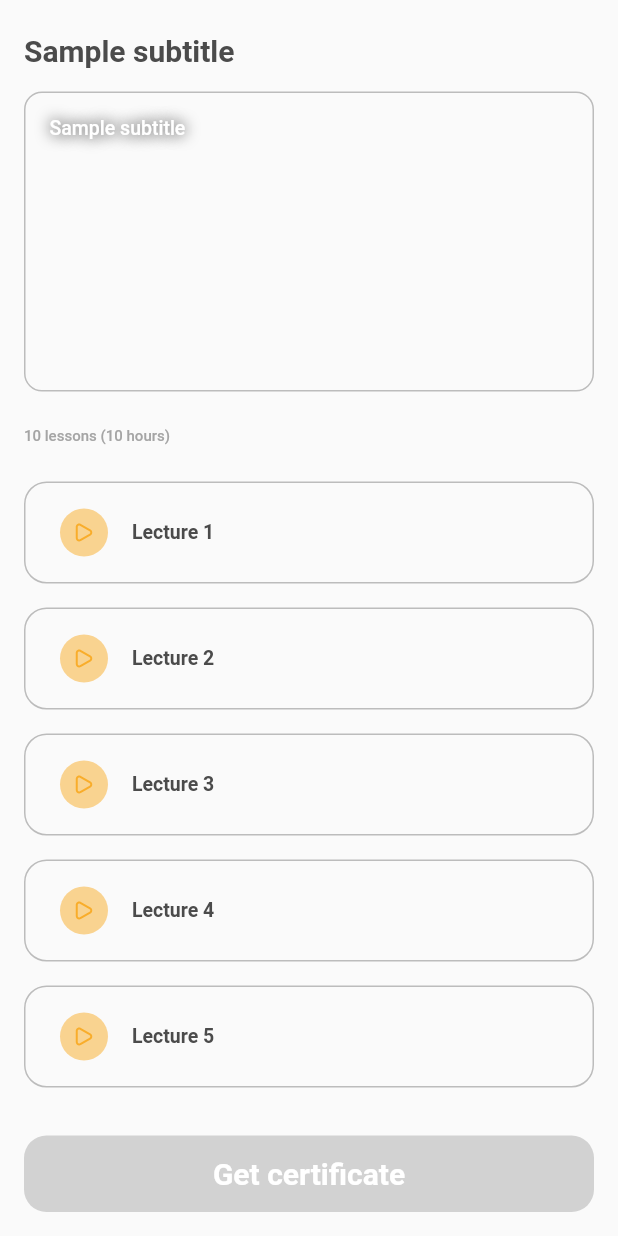
After one commit to Mikel-Kolaveri/edu_learn, a Flutter app: the EnrolledClassPage screen opened by its route, scrolled down 151 dp, after a tap on "Get certificate", on a phone screen of 412 x 824 dp. The commit adds this screen. Run offline on Flutter 3.47's test engine with Material 2 defaults, Android fonts, the phone set to English and light mode, and no system bars; our stand-ins replace flutter_riverpod, flutter_svg, go_router, shared_preferences; accounts and stored records are empty; Roboto replaces fonts that are missing (Plus Jakarta Sans).

Commit message:
add clickable lecture_items, add part of ui

```diff
--- a/lib/pages/class/src/lecture_item.dart
+++ b/lib/pages/class/src/lecture_item.dart
@@ -5,25 +5,40 @@ import 'package:edu_learn_app/utils/gap.dart';
 import 'package:flutter/material.dart';
 import 'package:flutter_svg/flutter_svg.dart';
 
-class LectureItem extends StatelessWidget {
-  const LectureItem(
-      {super.key, required this.lectureNumber, required this.onTap});
+enum _Type {
+  clickable,
+}
+
+class LectureItem extends StatefulWidget {
+  const LectureItem.clickable({super.key, required this.lectureNumber})
+      : __type = _Type.clickable;
+  const LectureItem({super.key, required this.lectureNumber}) : __type = null;
   final int lectureNumber;
-  final VoidCallback onTap;
+
+  final _Type? __type;
+
+  @override
+  State<LectureItem> createState() => _LectureItemState();
+}
+
+class _LectureItemState extends State<LectureItem> {
+  bool isWatched = false;
 
   @override
   Widget build(BuildContext context) {
-    return SizedBox(
+    final orangeHighOpacity = colors.orange.withAlpha(130);
+    Widget current = SizedBox(
       child: Padding(
         padding: const EdgeInsets.only(bottom: 16.0),
-        child: GestureDetector(
-          onTap: onTap,
         child: DecoratedBox(
           decoration: BoxDecoration(
+              color: isWatched ? orangeHighOpacity : Colors.transparent,
               borderRadius: const BorderRadius.all(
                 Radius.circular(15),
               ),
-                border: Border.all(color: colors.greyBorder, width: 0.5)),
+              border: Border.all(
+                  color: isWatched ? colors.orange : colors.greyBorder,
+                  width: 1)),
           child: Padding(
             padding: const EdgeInsets.symmetric(vertical: 16, horizontal: 24),
             child: Row(
@@ -31,23 +46,37 @@ class LectureItem extends StatelessWidget {
                 DecoratedBox(
                   decoration: BoxDecoration(
                       shape: BoxShape.circle,
-                        color: colors.orangeHighOpacity),
+                      color: isWatched ? Colors.white : orangeHighOpacity),
                   child: Padding(
-                      padding: const EdgeInsets.all(12.0),
-                      child: SvgPicture.asset(Assets.leacturePlayIcon),
-                    ),
+                      padding: const EdgeInsets.all(8.0),
+                      child: SizedBox(
+                        height: 20,
+                        child: isWatched
+                            ? Image.asset(Assets.tickIcon)
+                            : SvgPicture.asset(Assets.leacturePlayIcon),
+                      )),
                 ),
                 const GapH(16),
                 Text(
-                    'Lecture $lectureNumber',
-                    style: fonts.pjs13BlackW500,
+                  'Lecture ${widget.lectureNumber}',
+                  style:
+                      isWatched ? fonts.pjs13WhiteW500 : fonts.pjs13BlackW700,
                 ),
               ],
             ),
           ),
         ),
       ),
-      ),
     );
+
+    if (widget.__type == _Type.clickable) {
+      return GestureDetector(
+          onTap: () => setState(() {
+                isWatched = true;
+              }),
+          child: current);
+    } else {
+      return current;
     }
   }
+}
--- a/lib/pages/class/src/sample_lecture_list.dart
+++ b/lib/pages/class/src/sample_lecture_list.dart
@@ -5,7 +5,13 @@ class SampleLectureList {
     5,
     (index) => LectureItem(
       lectureNumber: index + 1,
-      onTap: () {},
+    ),
+  );
+
+  static final clickableList = List.generate(
+    5,
+    (index) => LectureItem.clickable(
+      lectureNumber: index + 1,
     ),
   );
 }
--- a/lib/pages/home/src/content_lists/freemium_class_list.dart
+++ b/lib/pages/home/src/content_lists/freemium_class_list.dart
@@ -12,6 +12,7 @@ class FreemiumClassList extends StatelessWidget {
     final cardList = [
       ClassCardWidget(
         classCard: ClassCard(
+          classLevel: 'Beginner',
           image:
               Image.asset(Assets.classImageDigitalMarketing, fit: BoxFit.cover),
           title: 'Digital Marketing for beginners',
@@ -28,6 +29,7 @@ class FreemiumClassList extends StatelessWidget {
       ),
       ClassCardWidget(
         classCard: ClassCard(
+            classLevel: 'Beginner',
             image: Image.asset(Assets.classImageEnglishForFreelancers,
                 fit: BoxFit.cover),
             title: 'English for Freelancer: Interview & work pr...',
@@ -43,6 +45,7 @@ class FreemiumClassList extends StatelessWidget {
       ),
       ClassCardWidget(
         classCard: ClassCard(
+            classLevel: 'Beginner',
             image: Image.asset(Assets.classImageUiUxDesignPrinciples,
                 fit: BoxFit.cover),
             title: 'UI/UX Design Principles',
@@ -58,6 +61,7 @@ class FreemiumClassList extends StatelessWidget {
       ),
       ClassCardWidget(
         classCard: ClassCard(
+            classLevel: 'Beginner',
             image: Image.asset(Assets.classImageBasicHtml, fit: BoxFit.cover),
             title: 'Basic HTML',
             subTitle: 'Sample subtitle',
--- a/lib/pages/home/src/content_lists/pupular_class_list.dart
+++ b/lib/pages/home/src/content_lists/pupular_class_list.dart
@@ -13,6 +13,7 @@ class PopularClassList extends StatelessWidget {
     final list = [
       ClassCardWidget(
         classCard: ClassCard(
+            classLevel: 'Beginner',
             image: Image.asset(Assets.classImageDigitalMarketing,
                 fit: BoxFit.cover),
             title: 'Digital Marketing for beginners',
@@ -28,6 +29,7 @@ class PopularClassList extends StatelessWidget {
       ),
       ClassCardWidget(
         classCard: ClassCard(
+            classLevel: 'Beginner',
             image: Image.asset(Assets.classImageBecomeACopywriter),
             title: 'Become a Copywriter',
             price: 5,
@@ -42,6 +44,7 @@ class PopularClassList extends StatelessWidget {
       ),
       ClassCardWidget(
         classCard: ClassCard(
+            classLevel: 'Beginner',
             image: Image.asset(Assets.classImageSEOForBeginners),
             title: 'SEO for beginners',
             price: 8,
@@ -56,6 +59,7 @@ class PopularClassList extends StatelessWidget {
       ),
       ClassCardWidget(
         classCard: ClassCard(
+            classLevel: 'Beginner',
             image: Image.asset(Assets.classImageGoogleAdsForBeginners),
             title: 'Google Ads for beginners',
             price: 8,
--- /dev/null
+++ b/lib/pages/your_classes/enrolled_class_page.dart
@@ -0,0 +1,82 @@
+import 'package:edu_learn_app/pages/class/src/sample_lecture_list.dart';
+import 'package:edu_learn_app/theme/colors.dart';
+import 'package:edu_learn_app/ui/button.dart';
+import 'package:edu_learn_app/ui/class_card.dart';
+import 'package:edu_learn_app/ui/header.dart';
+import 'package:edu_learn_app/utils/gap.dart';
+import 'package:flutter/material.dart';
+
+import '../../theme/fonts.dart';
+import '../class/src/class_video.dart';
+
+class EnrolledClassPage extends StatelessWidget {
+  const EnrolledClassPage({super.key, required this.classCard});
+  final ClassCard classCard;
+
+  @override
+  Widget build(BuildContext context) {
+    return Scaffold(
+      body: SafeArea(
+        child: ListView(
+          padding: const EdgeInsets.all(16),
+          children: [
+            const Header.backButton(),
+            const GapV(32),
+            // Row(
+            //   children: [
+            //     Expanded(
+            //       flex: 11,
+            //       child: MyButton(
+            //         text: 'Subject matter',
+            //         onSelect: () {},
+            //       ),
+            //     ),
+            //     const Expanded(
+            //       flex: 2,
+            //       child: SizedBox(),
+            //     ),
+            //     Expanded(
+            //       flex: 11,
+            //       child: MyButton(
+            //         text: 'Subject matter',
+            //         onSelect: () {},
+            //       ),
+            //     )
+            //   ],
+            // ),
+            const GapV(24),
+            Text(
+              classCard.title,
+              style: fonts.pjs25BlackW700,
+              // textAlign: TextAlign.center,
+            ),
+            const GapV(32),
+            Text(
+              classCard.subTitle,
+              style: fonts.pjs20BlackW700,
+            ),
+            const GapV(16),
+            ClassVideo(subTitle: classCard.subTitle),
+            const GapV(24),
+            Text.rich(
+              TextSpan(
+                text: '${classCard.lessonCount} lessons ',
+                style: fonts.pjs10GreyHintW500,
+                children: [TextSpan(text: '(${classCard.totalClassTime})')],
+              ),
+            ),
+            const GapV(24),
+            ...SampleLectureList.clickableList,
+            // ...SampleLectureList.clickableList
+            const GapV(16),
+            Button(
+              text: 'Get certificate',
+              onTap: () {},
+              color: colors.greyDot,
+            )
+          ],
+        ),
+      ),
+    );
+  }
+}
--- a/lib/pages/your_classes_page.dart
+++ b/lib/pages/your_classes/your_classes_page.dart
@@ -4,8 +4,8 @@ import 'package:edu_learn_app/ui/your_class/your_class_widget.dart';
 import 'package:edu_learn_app/utils/gap.dart';
 import 'package:flutter/cupertino.dart';
 
-import '../ui/class_card.dart';
-import '../utils/assets.dart';
+import '../../ui/class_card.dart';
+import '../../utils/assets.dart';
 
 class YourClassesPage extends StatelessWidget {
   const YourClassesPage({super.key});
@@ -24,6 +24,7 @@ class YourClassesPage extends StatelessWidget {
         const GapV(24),
         YourClassWidget(
           classCard: ClassCard(
+            classLevel: 'Beginner',
             image: Image.asset(Assets.classImageDigitalMarketing,
                 fit: BoxFit.cover),
             title: 'Digital Marketing for beginners',
--- a/lib/routing/router.dart
+++ b/lib/routing/router.dart
@@ -4,7 +4,7 @@ import 'package:edu_learn_app/pages/home/home_page.dart';
 import 'package:edu_learn_app/pages/onboarding/onboarding.dart';
 import 'package:edu_learn_app/pages/auth/signin_page.dart';
 import 'package:edu_learn_app/pages/auth/signup_page.dart';
-import 'package:edu_learn_app/pages/your_classes_page.dart';
+import 'package:edu_learn_app/pages/your_classes/your_classes_page.dart';
 import 'package:edu_learn_app/ui/navbar.dart';
 import 'package:flutter/material.dart';
 import 'package:go_router/go_router.dart';
@@ -12,6 +12,7 @@ import 'package:go_router/go_router.dart';
 import '../pages/payment_page.dart';
 import '../pages/sample_page.dart';
 import '../pages/thank_you_page.dart';
+import '../pages/your_classes/enrolled_class_page.dart';
 import '../ui/class_card.dart';
 import '../ui/class_card_widget.dart';
 import '../utils/assets.dart';
@@ -64,6 +65,7 @@ final router = GoRouter(
                   builder: (context, state) => ClassPage(
                     classCardWidget: ClassCardWidget(
                       classCard: ClassCard(
+                          classLevel: 'Beginner',
                           image: Image.asset(Assets.classImageSEOForBeginners),
                           title: 'SEO for beginners',
                           price: 8,
@@ -89,6 +91,24 @@ final router = GoRouter(
                 ),
               ]),
         ]),
+    GoRoute(
+      path: '/enrolled_class_page',
+      builder: (context, state) => EnrolledClassPage(
+        classCard: ClassCard(
+            classLevel: 'Beginner',
+            image: Image.asset(Assets.classImageSEOForBeginners),
+            title: 'SEO for beginners',
+            price: 8,
+            ratings: 905,
+            subTitle: 'Sample subtitle',
+            lessonCount: 10,
+            totalClassTime: '10 hours',
+            classDescription:
+                'This class is an early stage to learn more about Application'
+                'History, when the application was first created, by who the creator was, and '
+                'why the application was created to the development of the application today.'),
+      ),
+    ),
     ShellRoute(
         navigatorKey: shellkey,
         // parentNavigatorKey: shellkey,
@@ -122,7 +142,7 @@ final router = GoRouter(
                   path: 'thank_you_page',
                   builder: (context, state) => const ThankYouPage(),
                 )
-              ])
+              ]),
         ]),
   ],
 );
--- a/lib/routing/routes.dart
+++ b/lib/routing/routes.dart
@@ -10,6 +10,7 @@ abstract class Routes {
   static const paymentPageThankYou = '/payment_page/thank_you_page';
 
   static const yourClassPage = '/home/your_class_page';
+  static const enrolledClassPage = '/enrolled_class_page';
 
   static const samplePage = '/home/sample_page';
 }
--- a/lib/theme/fonts.dart
+++ b/lib/theme/fonts.dart
@@ -97,6 +97,8 @@ class Fonts {
       _pjs10Orange.copyWith(fontWeight: FontWeight.w700);
   TextStyle get pjs13BlackW700 =>
       _pjs13Black.copyWith(fontWeight: FontWeight.w700);
+  TextStyle get pjs13WhiteW700 =>
+      _pjs13White.copyWith(fontWeight: FontWeight.w700);
   TextStyle get pjs13GreyW700 =>
       _pjs13Grey.copyWith(fontWeight: FontWeight.w700);
   TextStyle get pjs13GreyHintW700 =>
--- a/lib/ui/button.dart
+++ b/lib/ui/button.dart
@@ -9,6 +9,7 @@ class Button extends ConsumerWidget {
   const Button({
     super.key,
     this.padding,
+    this.color,
     this.width,
     this.trailing,
     this.textStyle,
@@ -24,6 +25,7 @@ class Button extends ConsumerWidget {
   final EdgeInsets? padding;
   final TextStyle? textStyle;
   final double? borderRadius;
+  final Color? color;
 
   @override
   Widget build(BuildContext context, WidgetRef ref) {
@@ -31,7 +33,7 @@ class Button extends ConsumerWidget {
       onTap: onTap,
       child: Container(
         decoration: BoxDecoration(
-            color: colors.orange,
+            color: color ?? colors.orange,
             borderRadius:
                 BorderRadius.all(Radius.circular(borderRadius ?? 15))),
         padding: padding ?? const EdgeInsets.all(14),
--- a/lib/ui/class_card.dart
+++ b/lib/ui/class_card.dart
@@ -3,6 +3,7 @@ import 'package:flutter/material.dart';
 class ClassCard {
   const ClassCard(
       {required this.image,
+      required this.classLevel,
       required this.title,
       required this.price,
       required this.ratings,
@@ -18,4 +19,5 @@ class ClassCard {
   final int lessonCount;
   final String totalClassTime;
   final String classDescription;
+  final String classLevel;
 }
--- a/lib/utils/assets.dart
+++ b/lib/utils/assets.dart
@@ -93,6 +93,7 @@ class Assets {
   static const String categoryPageDesignIcon =
       'assets/category_page_design_icon.svg';
   static const String thankYouPageImage = 'assets/thank_you_page_image.png';
+  static const String tickIcon = 'assets/tick_icon.png';
 
   static const String ratingStarIcon = 'assets/rating_star_icon.svg';
 }
```
Also changed, not shown: lib/ui/your_class/your_class_widget.dart (+11 -10 lines), assets/tick_icon.png (added), lib/pages/your_classes/src/my_button.dart (added). Lines whose indentation alone changed are shown as unchanged.
